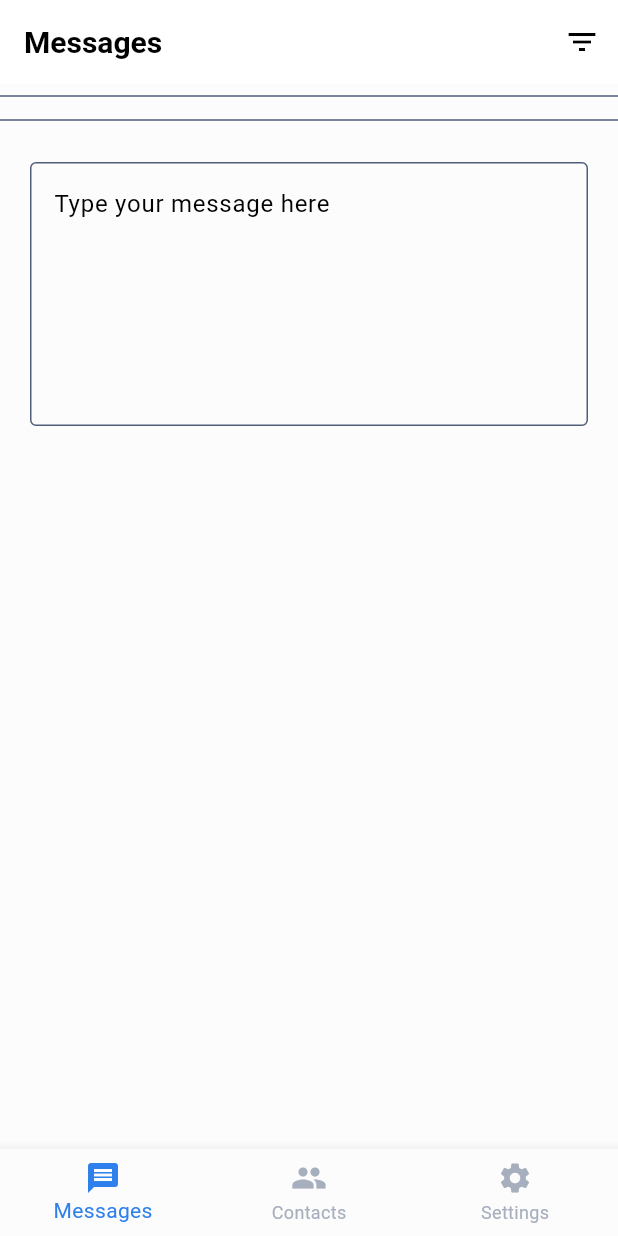
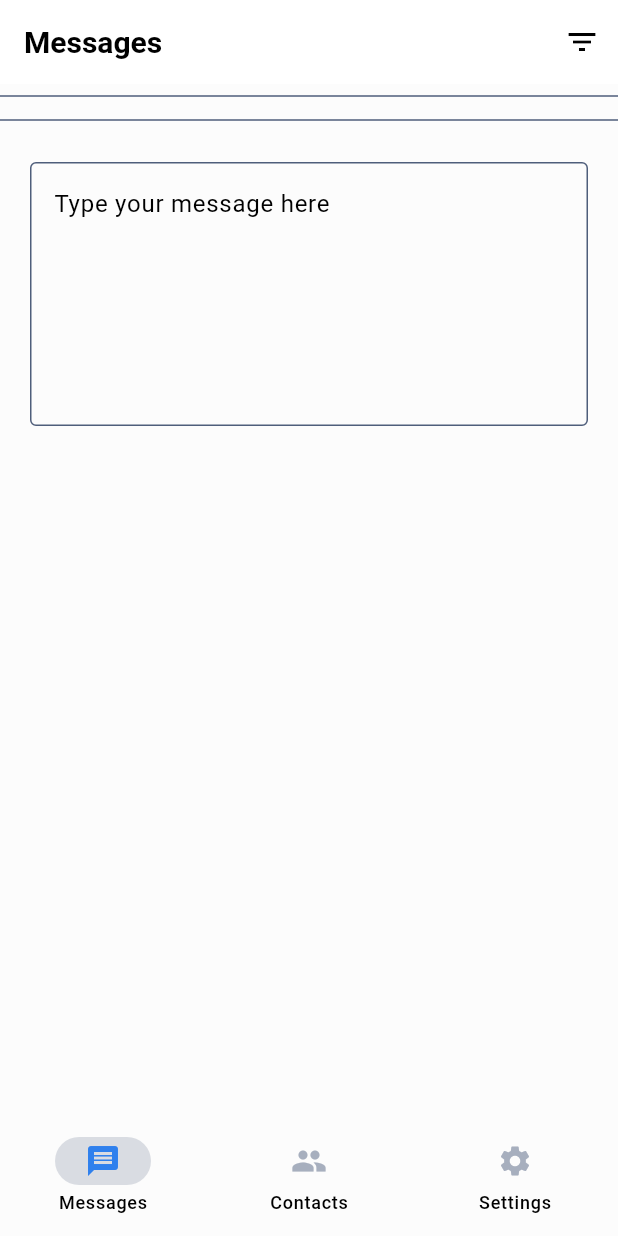
Before and after one commit to zestones/sms-manager, a Flutter app: the screen it shows after launch, on a phone screen of 412 x 824 dp. Run offline on Flutter 3.47's test engine with Material 3 defaults, Android fonts, the phone set to English and light mode, and no system bars; our stand-ins replace csv, file_picker, flutter_local_notifications, permission_handler, rxdart, sqflite; missing offline and left inert: flutter_sms; accounts and stored records are empty.

Commit message:
refactor: navigation widget

```diff
--- a/lib/main.dart
+++ b/lib/main.dart
@@ -13,7 +13,7 @@ import 'package:namer_app/service/local_notification_service.dart';
 
 // Screens
 // import 'screens/contacts_screen.dart';
-import 'screens/settings_screen.dart';
+import 'screens/settings/main_settings_screen.dart';
 import 'screens/home_screen.dart';
 
 import 'package:namer_app/repositories/contact_list_repository.dart';
@@ -182,7 +182,7 @@ class MyAppState extends ChangeNotifier {
     }
   }
 
-  void setIndex(int index) {
+  void updateActivePageIndex(int index) {
     _selectedIndex = index;
     notifyListeners();
   }
@@ -230,9 +230,9 @@ class MyHomePage extends StatelessWidget {
         children: [
           // Header(primaryColor: Theme.of(context).primaryColor),
           Expanded(child: Container(child: page)),
-          Navigation(),
         ],
       ),
+      bottomNavigationBar: Navigation(),
     );
   }
 }
--- a/lib/screens/contacts_screen.dart
+++ b/lib/screens/contacts_screen.dart
@@ -32,10 +32,14 @@ class ContactsScreenState extends State<ContactsScreen> {
   @override
   Widget build(BuildContext context) {
     final contactService = Provider.of<ContactService>(context, listen: false);
+    var theme = Theme.of(context);
 
     return Scaffold(
       appBar: AppBar(
-        title: Text('Contacts'),
+        title: Text('Contacts',
+            style: TextStyle(
+                color: theme.colorScheme.onBackground,
+                fontWeight: FontWeight.bold)),
         actions: [
           IconButton(
             icon: Icon(Icons.search),
--- a/lib/widgets/navigation.dart
+++ b/lib/widgets/navigation.dart
@@ -8,26 +8,37 @@ class Navigation extends StatelessWidget {
     var appState = context.watch<MyAppState>();
     var theme = Theme.of(context);
 
-    return BottomNavigationBar(
-      currentIndex: appState.selectedIndex,
-      onTap: (index) => appState.setIndex(index),
-      selectedItemColor: theme.colorScheme.primary,
-      unselectedItemColor: theme.colorScheme.secondary,
-      backgroundColor: theme.colorScheme.background,
-      items: [
-        BottomNavigationBarItem(
-          icon: Icon(Icons.message),
-          label: 'Messages',
-        ),
-        BottomNavigationBarItem(
-          icon: Icon(Icons.people),
-          label: 'Contacts',
-        ),
-        BottomNavigationBarItem(
-          icon: Icon(Icons.settings),
-          label: 'Settings',
-        ),
-      ],
+    return NavigationBar(
+        backgroundColor: theme.colorScheme.background,
+        animationDuration: const Duration(milliseconds: 500),
+        selectedIndex: appState.selectedIndex,
+        onDestinationSelected: (index) => appState.updateActivePageIndex(index),
+        indicatorColor: theme.colorScheme.onBackground.withOpacity(0.2),
+        destinations: [
+          NavigationItem(title: 'Messages', icon: Icons.message),
+          NavigationItem(title: 'Contacts', icon: Icons.people),
+          NavigationItem(title: 'Settings', icon: Icons.settings),
+        ]);
+  }
+}
+
+class NavigationItem extends StatelessWidget {
+  const NavigationItem({
+    super.key,
+    required this.title,
+    required this.icon,
+  });
+
+  final String title;
+  final IconData icon;
+
+  @override
+  Widget build(BuildContext context) {
+    var theme = Theme.of(context);
+    return NavigationDestination(
+      icon: Icon(icon, color: theme.colorScheme.secondary),
+      selectedIcon: Icon(icon, color: theme.colorScheme.primary),
+      label: title,
     );
   }
 }
```
Also changed, not shown: lib/screens/settings/main_settings_screen.dart (renamed from lib/screens/settings_screen.dart).
